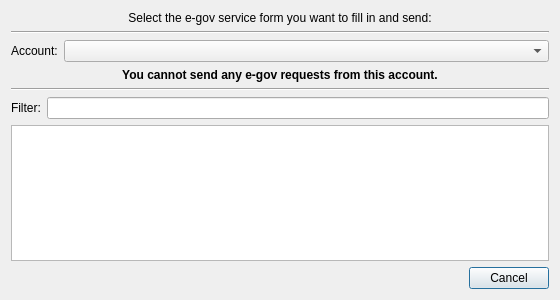
Above: src/gov_services/ui/dlg_gov_services.ui from psakar/datovka before the change. Below: the same form after it.
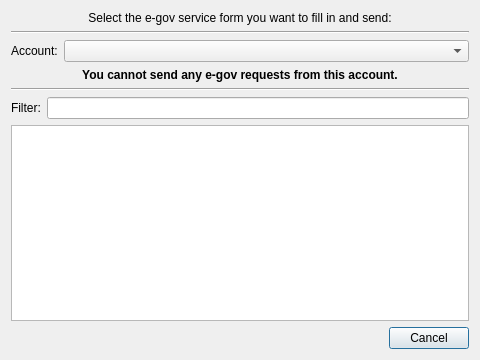
That is the form after the change.

Commit message: Fixed form layout for macOS in request list dialogue.

```diff
--- a/src/gov_services/ui/dlg_gov_services.ui
+++ b/src/gov_services/ui/dlg_gov_services.ui
@@ -6,8 +6,8 @@
    <rect>
     <x>0</x>
     <y>0</y>
-    <width>560</width>
-    <height>300</height>
+    <width>480</width>
+    <height>360</height>
    </rect>
   </property>
   <property name="windowTitle">
@@ -33,6 +33,12 @@
    </item>
    <item>
     <layout class="QFormLayout" name="formLayout">
+     <property name="fieldGrowthPolicy">
+      <enum>QFormLayout::AllNonFixedFieldsGrow</enum>
+     </property>
+     <property name="labelAlignment">
+      <set>Qt::AlignRight|Qt::AlignTrailing|Qt::AlignVCenter</set>
+     </property>
      <item row="0" column="0">
       <widget class="QLabel" name="accountLabel">
        <property name="text">
```
Left out of the diff: 20 changed lines with no effect on the pictures. The commit also changes 2 other files.
